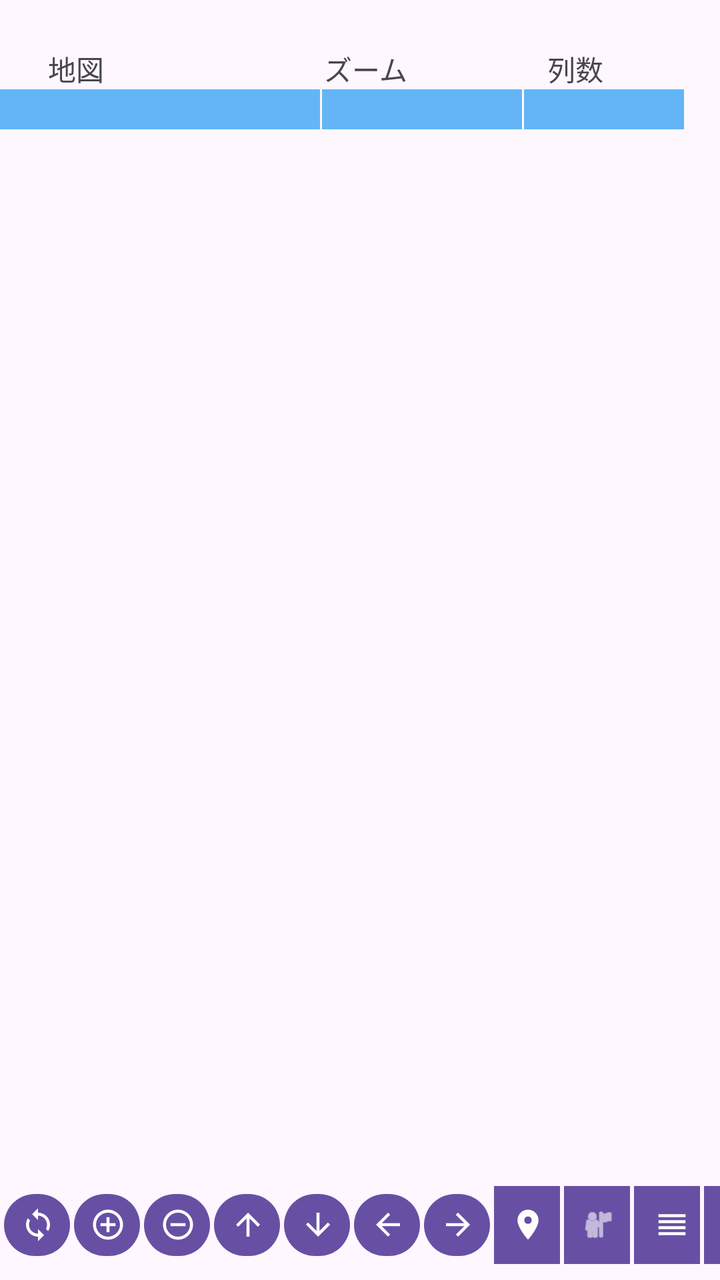
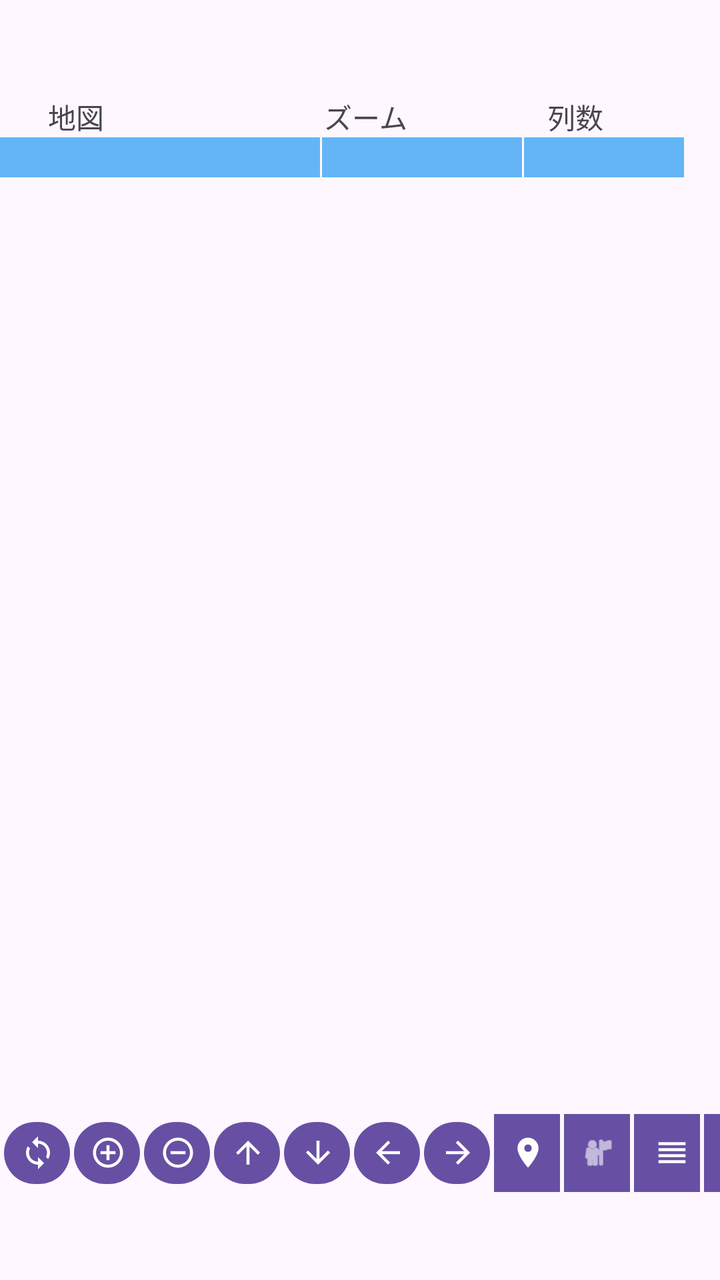

Compare the two renders of this Android layout. The source of the first and the diff that turns it into the second are given below.
<!-- AndroidManifest.xml: application theme Theme.MyApplication4 -->
<!-- res/layout/activity_main.xml -->
<?xml version="1.0" encoding="utf-8"?>
<androidx.constraintlayout.widget.ConstraintLayout xmlns:android="http://schemas.android.com/apk/res/android"
    xmlns:app="http://schemas.android.com/apk/res-auto"
    xmlns:tools="http://schemas.android.com/tools"
    android:id="@+id/main"
    android:layout_width="match_parent"
    android:layout_height="match_parent"
    tools:context=".MainActivity">

    <Button
        android:id="@+id/btClockInc"
        android:layout_width="33dp"
        android:layout_height="wrap_content"
        android:layout_marginStart="2dp"
        android:layout_marginBottom="8dp"
        android:background="#FFFFFF"
        android:insetLeft="0dp"
        android:minHeight="0dp"
        android:paddingLeft="8dp"
        android:paddingRight="0dp"
        app:icon="@drawable/ic_baseline_access_time_24"
        app:layout_constraintBottom_toBottomOf="parent"
        app:layout_constraintStart_toEndOf="@+id/btGpsTraceList" />

    <Button
        android:id="@+id/btGpsTraceList"
        android:layout_width="33dp"
        android:layout_height="wrap_content"
        android:layout_marginStart="2dp"
        android:layout_marginBottom="8dp"
        android:background="#FFFFFF"
        android:insetLeft="0dp"
        android:minHeight="0dp"
        android:paddingLeft="10dp"
        android:paddingRight="0dp"
        app:icon="@drawable/outline_reorder_24"
        app:layout_constraintBottom_toBottomOf="parent"
        app:layout_constraintStart_toEndOf="@+id/btMark" />

    <Button
        android:id="@+id/btMark"
        android:layout_width="33dp"
        android:layout_height="wrap_content"
        android:layout_marginStart="2dp"
        android:layout_marginBottom="8dp"
        android:background="#FFFFFF"
        android:minHeight="0dp"
        android:paddingLeft="8dp"
        android:paddingRight="0dp"
        app:icon="@android:drawable/ic_menu_myplaces"
        app:iconPadding="8dp"
        app:layout_constraintBottom_toBottomOf="parent"
        app:layout_constraintStart_toEndOf="@+id/btGpsOn" />

    <Button
        android:id="@+id/btGpsOn"
        android:layout_width="33dp"
        android:layout_height="wrap_content"
        android:layout_marginStart="2dp"
        android:layout_marginBottom="8dp"
        android:background="#E91E63"
        android:minHeight="0dp"
        android:paddingLeft="8dp"
        android:paddingRight="0dp"
        app:icon="@drawable/ic_baseline_location_on_24"
        app:layout_constraintBottom_toBottomOf="parent"
        app:layout_constraintStart_toEndOf="@+id/btMoveRight" />

    <Button
        android:id="@+id/btZoomDown"
        android:layout_width="33dp"
        android:layout_height="wrap_content"
        android:layout_marginStart="2dp"
        android:layout_marginBottom="8dp"
        android:minHeight="0dp"
        android:paddingLeft="8dp"
        android:paddingRight="0dp"
        app:icon="@drawable/ic_baseline_remove_circle_outline_24"
        app:layout_constraintBottom_toBottomOf="parent"
        app:layout_constraintStart_toEndOf="@+id/btZoomUp" />

    <Button
        android:id="@+id/btZoomUp"
        android:layout_width="33dp"
        android:layout_height="wrap_content"
        android:layout_marginStart="2dp"
        android:layout_marginBottom="8dp"
        android:minHeight="0dp"
        android:paddingLeft="8dp"
        android:paddingRight="0dp"
        app:icon="@drawable/ic_baseline_add_circle_outline_24"
        app:layout_constraintBottom_toBottomOf="parent"
        app:layout_constraintStart_toEndOf="@+id/btRedraw" />

    <Button
        android:id="@+id/btMoveRight"
        android:layout_width="33dp"
        android:layout_height="wrap_content"
        android:layout_marginStart="2dp"
        android:layout_marginBottom="8dp"
        android:minHeight="0dp"
        android:paddingLeft="8dp"
        android:paddingRight="0dp"
        app:icon="@drawable/ic_baseline_arrow_forward_24"
        app:layout_constraintBottom_toBottomOf="parent"
        app:layout_constraintStart_toEndOf="@+id/btMoveLeft" />

    <Button
        android:id="@+id/btMoveLeft"
        android:layout_width="33dp"
        android:layout_height="wrap_content"
        android:layout_marginStart="2dp"
        android:layout_marginBottom="8dp"
        android:minHeight="0dp"
        android:paddingLeft="8dp"
        android:paddingRight="0dp"
        app:icon="@drawable/ic_baseline_arrow_back_24"
        app:layout_constraintBottom_toBottomOf="parent"
        app:layout_constraintStart_toEndOf="@+id/btMoveDown" />

    <Button
        android:id="@+id/btMoveDown"
        android:layout_width="33dp"
        android:layout_height="wrap_content"
        android:layout_marginStart="2dp"
        android:layout_marginBottom="8dp"
        android:minHeight="0dp"
        android:paddingLeft="8dp"
        android:paddingRight="0dp"
        app:icon="@drawable/ic_baseline_arrow_downward_24"
        app:layout_constraintBottom_toBottomOf="parent"
        app:layout_constraintStart_toEndOf="@+id/btMoveUp" />

    <Button
        android:id="@+id/btMoveUp"
        android:layout_width="33dp"
        android:layout_height="wrap_content"
        android:layout_marginStart="2dp"
        android:layout_marginBottom="8dp"
        android:minHeight="0dp"
        android:paddingLeft="8dp"
        android:paddingRight="0dp"
        app:icon="@drawable/ic_baseline_arrow_upward_24"
        app:layout_constraintBottom_toBottomOf="parent"
        app:layout_constraintStart_toEndOf="@+id/btZoomDown" />

    <TextView
        android:id="@+id/textView"
        android:layout_width="wrap_content"
        android:layout_height="wrap_content"
        android:layout_marginStart="24dp"
        android:layout_marginTop="24dp"
        android:text="地図"
        app:layout_constraintStart_toStartOf="parent"
        app:layout_constraintTop_toTopOf="parent" />

    <TextView
        android:id="@+id/textView4"
        android:layout_width="wrap_content"
        android:layout_height="wrap_content"
        android:layout_marginStart="110dp"
        android:layout_marginTop="24dp"
        android:text="ズーム"
        app:layout_constraintStart_toEndOf="@+id/textView"
        app:layout_constraintTop_toTopOf="parent" />

    <TextView
        android:id="@+id/textView5"
        android:layout_width="wrap_content"
        android:layout_height="wrap_content"
        android:layout_marginStart="70dp"
        android:layout_marginTop="24dp"
        android:text="列数"
        app:layout_constraintStart_toEndOf="@+id/textView4"
        app:layout_constraintTop_toTopOf="parent" />

    <Spinner
        android:id="@+id/spMapType"
        android:layout_width="160dp"
        android:layout_height="20dp"
        android:background="#64B5F6"
        app:layout_constraintStart_toStartOf="parent"
        app:layout_constraintTop_toBottomOf="@+id/textView" />

    <Spinner
        android:id="@+id/spZoomLevel"
        android:layout_width="100dp"
        android:layout_height="20dp"
        android:layout_marginStart="1dp"
        android:background="#64B5F6"
        app:layout_constraintStart_toEndOf="@+id/spMapType"
        app:layout_constraintTop_toBottomOf="@+id/textView4" />

    <Spinner
        android:id="@+id/spColCount"
        android:layout_width="80dp"
        android:layout_height="20dp"
        android:layout_marginStart="1dp"
        android:background="#64B5F6"
        app:layout_constraintStart_toEndOf="@+id/spZoomLevel"
        app:layout_constraintTop_toBottomOf="@+id/textView5" />

    <Button
        android:id="@+id/btRedraw"
        android:layout_width="33dp"
        android:layout_height="wrap_content"
        android:layout_marginStart="2dp"
        android:layout_marginBottom="8dp"
        android:minHeight="0dp"
        android:paddingLeft="8dp"
        android:paddingRight="0dp"
        app:icon="@drawable/ic_baseline_sync_24"
        app:layout_constraintBottom_toBottomOf="parent"
        app:layout_constraintStart_toStartOf="parent" />

    <LinearLayout
        android:id="@+id/linearLayoutMap"
        android:layout_width="0dp"
        android:layout_height="0dp"
        android:orientation="vertical"
        app:layout_constraintBottom_toTopOf="@+id/btRedraw"
        app:layout_constraintEnd_toEndOf="parent"
        app:layout_constraintStart_toStartOf="parent"
        app:layout_constraintTop_toBottomOf="@+id/spMapType">

    </LinearLayout>

</androidx.constraintlayout.widget.ConstraintLayout>
<!-- resources referenced by this layout -->
<resources>
  <!-- drawable ic_baseline_arrow_back_24 (drawable) -->
  <vector xmlns:android="http://schemas.android.com/apk/res/android"
      android:width="24dp"
      android:height="24dp"
      android:viewportWidth="24"
      android:viewportHeight="24"
      android:tint="?attr/colorControlNormal"
      android:autoMirrored="true">
    <path
        android:fillColor="@android:color/white"
        android:pathData="M20,11H7.83l5.59,-5.59L12,4l-8,8 8,8 1.41,-1.41L7.83,13H20v-2z"/>
  </vector>
  <!-- drawable ic_baseline_arrow_downward_24 (drawable) -->
  <vector xmlns:android="http://schemas.android.com/apk/res/android"
      android:width="24dp"
      android:height="24dp"
      android:viewportWidth="24"
      android:viewportHeight="24"
      android:tint="?attr/colorControlNormal">
    <path
        android:fillColor="@android:color/white"
        android:pathData="M20,12l-1.41,-1.41L13,16.17V4h-2v12.17l-5.58,-5.59L4,12l8,8 8,-8z"/>
  </vector>
  <!-- drawable ic_baseline_arrow_forward_24 (drawable) -->
  <vector xmlns:android="http://schemas.android.com/apk/res/android"
      android:width="24dp"
      android:height="24dp"
      android:viewportWidth="24"
      android:viewportHeight="24"
      android:tint="?attr/colorControlNormal"
      android:autoMirrored="true">
    <path
        android:fillColor="@android:color/white"
        android:pathData="M12,4l-1.41,1.41L16.17,11H4v2h12.17l-5.58,5.59L12,20l8,-8z"/>
  </vector>
  <!-- drawable ic_baseline_arrow_upward_24 (drawable) -->
  <vector xmlns:android="http://schemas.android.com/apk/res/android"
      android:width="24dp"
      android:height="24dp"
      android:viewportWidth="24"
      android:viewportHeight="24"
      android:tint="?attr/colorControlNormal">
    <path
        android:fillColor="@android:color/white"
        android:pathData="M4,12l1.41,1.41L11,7.83V20h2V7.83l5.58,5.59L20,12l-8,-8 -8,8z"/>
  </vector>
  <!-- drawable ic_baseline_location_on_24 (drawable) -->
  <vector xmlns:android="http://schemas.android.com/apk/res/android"
      android:width="24dp"
      android:height="24dp"
      android:viewportWidth="24"
      android:viewportHeight="24"
      android:tint="?attr/colorControlNormal">
    <path
        android:fillColor="@android:color/white"
        android:pathData="M12,2C8.13,2 5,5.13 5,9c0,5.25 7,13 7,13s7,-7.75 7,-13c0,-3.87 -3.13,-7 -7,-7zM12,11.5c-1.38,0 -2.5,-1.12 -2.5,-2.5s1.12,-2.5 2.5,-2.5 2.5,1.12 2.5,2.5 -1.12,2.5 -2.5,2.5z"/>
  </vector>
  <!-- drawable ic_baseline_remove_circle_outline_24 (drawable) -->
  <vector xmlns:android="http://schemas.android.com/apk/res/android"
      android:width="24dp"
      android:height="24dp"
      android:viewportWidth="24"
      android:viewportHeight="24"
      android:tint="?attr/colorControlNormal">
    <path
        android:fillColor="@android:color/white"
        android:pathData="M7,11v2h10v-2L7,11zM12,2C6.48,2 2,6.48 2,12s4.48,10 10,10 10,-4.48 10,-10S17.52,2 12,2zM12,20c-4.41,0 -8,-3.59 -8,-8s3.59,-8 8,-8 8,3.59 8,8 -3.59,8 -8,8z"/>
  </vector>
  <!-- drawable outline_reorder_24 (drawable) -->
  <vector xmlns:android="http://schemas.android.com/apk/res/android" android:height="24dp" android:tint="#000000" android:viewportHeight="960" android:viewportWidth="960" android:width="24dp">
        
      <path android:fillColor="@android:color/white" android:pathData="M120,760L120,680L840,680L840,760L120,760ZM120,600L120,520L840,520L840,600L120,600ZM120,440L120,360L840,360L840,440L120,440ZM120,280L120,200L840,200L840,280L120,280Z"/>
      
  </vector>
  <style name="Theme.MyApplication4" parent="Base.Theme.MyApplication4" />
  <style name="Base.Theme.MyApplication4" parent="Theme.Material3.DayNight">
          
          
      </style>
  <!-- unchanged entries left out for length: 3 -->
</resources>

<!-- the commit's change to res/layout/activity_main.xml (unified diff, before → after) -->
@@ -12,7 +12,7 @@
         android:layout_width="33dp"
         android:layout_height="wrap_content"
         android:layout_marginStart="2dp"
-        android:layout_marginBottom="8dp"
+        android:layout_marginBottom="44dp"
         android:background="#FFFFFF"
         android:insetLeft="0dp"
         android:minHeight="0dp"
@@ -27,7 +27,7 @@
         android:layout_width="33dp"
         android:layout_height="wrap_content"
         android:layout_marginStart="2dp"
-        android:layout_marginBottom="8dp"
+        android:layout_marginBottom="44dp"
         android:background="#FFFFFF"
         android:insetLeft="0dp"
         android:minHeight="0dp"
@@ -42,7 +42,7 @@
         android:layout_width="33dp"
         android:layout_height="wrap_content"
         android:layout_marginStart="2dp"
-        android:layout_marginBottom="8dp"
+        android:layout_marginBottom="44dp"
         android:background="#FFFFFF"
         android:minHeight="0dp"
         android:paddingLeft="8dp"
@@ -57,7 +57,7 @@
         android:layout_width="33dp"
         android:layout_height="wrap_content"
         android:layout_marginStart="2dp"
-        android:layout_marginBottom="8dp"
+        android:layout_marginBottom="44dp"
         android:background="#E91E63"
         android:minHeight="0dp"
         android:paddingLeft="8dp"
@@ -71,7 +71,7 @@
         android:layout_width="33dp"
         android:layout_height="wrap_content"
         android:layout_marginStart="2dp"
-        android:layout_marginBottom="8dp"
+        android:layout_marginBottom="44dp"
         android:minHeight="0dp"
         android:paddingLeft="8dp"
         android:paddingRight="0dp"
@@ -84,7 +84,7 @@
         android:layout_width="33dp"
         android:layout_height="wrap_content"
         android:layout_marginStart="2dp"
-        android:layout_marginBottom="8dp"
+        android:layout_marginBottom="44dp"
         android:minHeight="0dp"
         android:paddingLeft="8dp"
         android:paddingRight="0dp"
@@ -97,7 +97,7 @@
         android:layout_width="33dp"
         android:layout_height="wrap_content"
         android:layout_marginStart="2dp"
-        android:layout_marginBottom="8dp"
+        android:layout_marginBottom="44dp"
         android:minHeight="0dp"
         android:paddingLeft="8dp"
         android:paddingRight="0dp"
@@ -110,7 +110,7 @@
         android:layout_width="33dp"
         android:layout_height="wrap_content"
         android:layout_marginStart="2dp"
-        android:layout_marginBottom="8dp"
+        android:layout_marginBottom="44dp"
         android:minHeight="0dp"
         android:paddingLeft="8dp"
         android:paddingRight="0dp"
@@ -123,7 +123,7 @@
         android:layout_width="33dp"
         android:layout_height="wrap_content"
         android:layout_marginStart="2dp"
-        android:layout_marginBottom="8dp"
+        android:layout_marginBottom="44dp"
         android:minHeight="0dp"
         android:paddingLeft="8dp"
         android:paddingRight="0dp"
@@ -136,7 +136,7 @@
         android:layout_width="33dp"
         android:layout_height="wrap_content"
         android:layout_marginStart="2dp"
-        android:layout_marginBottom="8dp"
+        android:layout_marginBottom="44dp"
         android:minHeight="0dp"
         android:paddingLeft="8dp"
         android:paddingRight="0dp"
@@ -149,7 +149,7 @@
         android:layout_width="wrap_content"
         android:layout_height="wrap_content"
         android:layout_marginStart="24dp"
-        android:layout_marginTop="24dp"
+        android:layout_marginTop="48dp"
         android:text="地図"
         app:layout_constraintStart_toStartOf="parent"
         app:layout_constraintTop_toTopOf="parent" />
@@ -159,20 +159,18 @@
         android:layout_width="wrap_content"
         android:layout_height="wrap_content"
         android:layout_marginStart="110dp"
-        android:layout_marginTop="24dp"
         android:text="ズーム"
         app:layout_constraintStart_toEndOf="@+id/textView"
-        app:layout_constraintTop_toTopOf="parent" />
+        app:layout_constraintTop_toTopOf="@+id/textView" />
 
     <TextView
         android:id="@+id/textView5"
         android:layout_width="wrap_content"
         android:layout_height="wrap_content"
         android:layout_marginStart="70dp"
-        android:layout_marginTop="24dp"
         android:text="列数"
         app:layout_constraintStart_toEndOf="@+id/textView4"
-        app:layout_constraintTop_toTopOf="parent" />
+        app:layout_constraintTop_toTopOf="@+id/textView4" />
 
     <Spinner
         android:id="@+id/spMapType"
@@ -205,7 +203,7 @@
         android:layout_width="33dp"
         android:layout_height="wrap_content"
         android:layout_marginStart="2dp"
-        android:layout_marginBottom="8dp"
+        android:layout_marginBottom="44dp"
         android:minHeight="0dp"
         android:paddingLeft="8dp"
         android:paddingRight="0dp"
